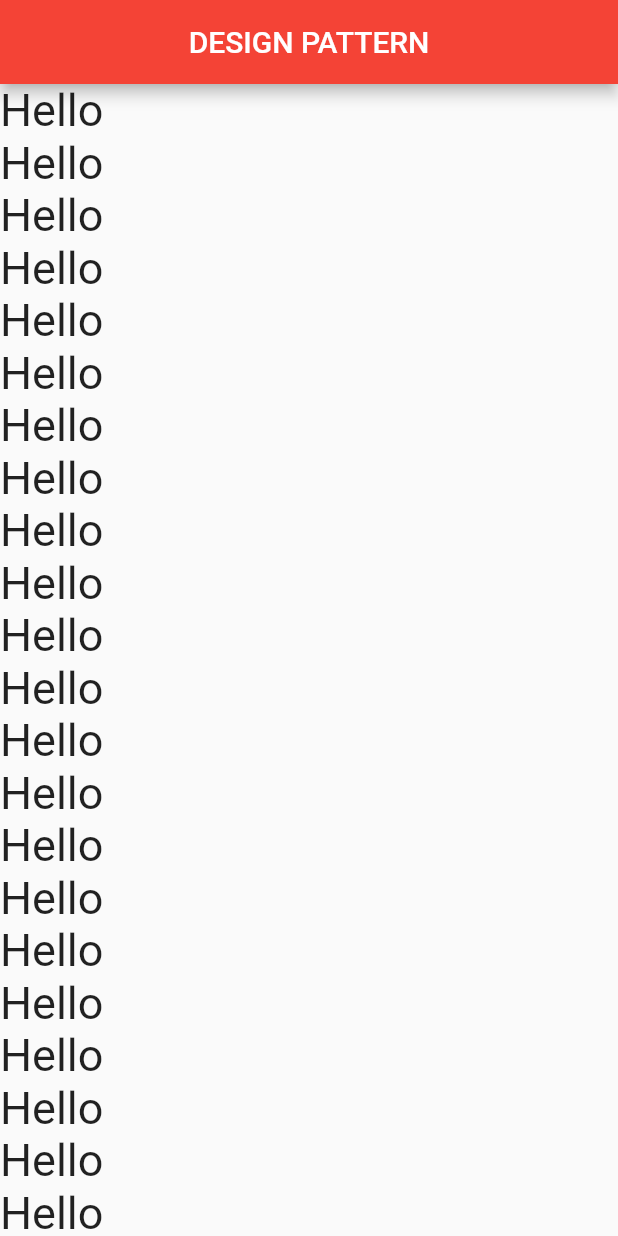
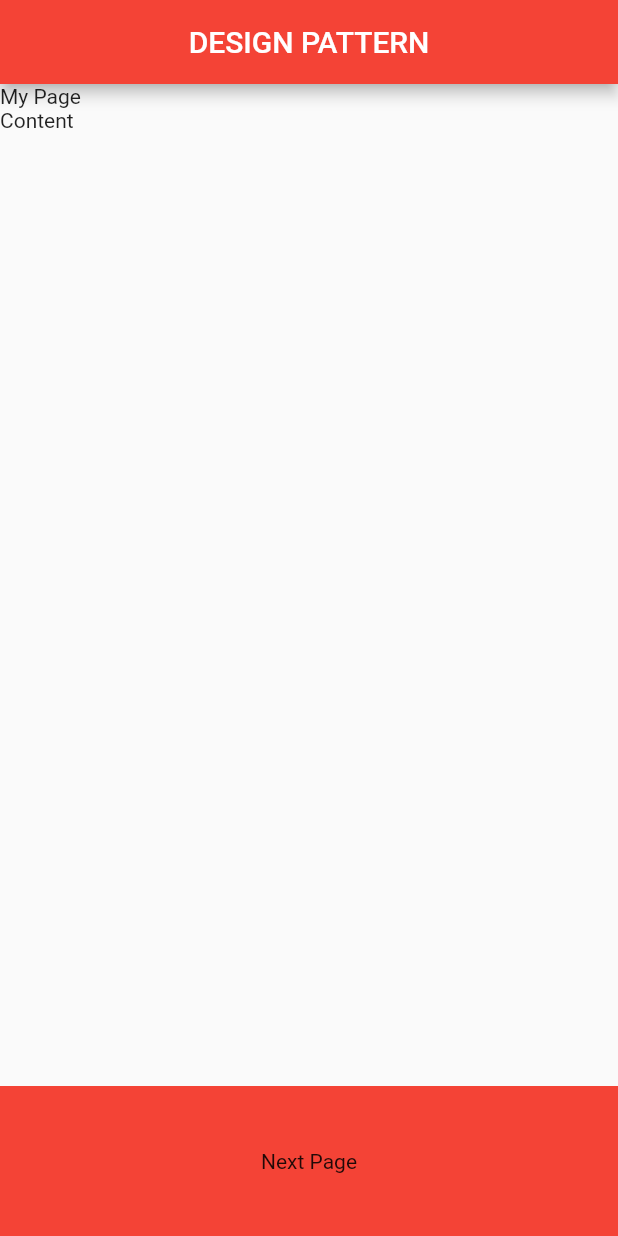
Before and after one commit to Rodrigo-Flores/fluuter-app, a Flutter app: the screen it shows after launch, on a phone screen of 412 x 824 dp. Run offline on Flutter 3.47's test engine with Material 2 defaults, Android fonts, the phone set to English and light mode, and no system bars.

Commit message:
bounded and unbounded widgets

```diff
--- a/lib/main.dart
+++ b/lib/main.dart
@@ -29,42 +29,24 @@ class Home extends StatelessWidget {
         title: const Text("DESIGN PATTERN"),
         centerTitle: true,
       ),
-      body: ListView(
-        children: const [
-          Text("Hello", style: TextStyle(fontSize: 30)),
-          Text("Hello", style: TextStyle(fontSize: 30)),
-          Text("Hello", style: TextStyle(fontSize: 30)),
-          Text("Hello", style: TextStyle(fontSize: 30)),
-          Text("Hello", style: TextStyle(fontSize: 30)),
-          Text("Hello", style: TextStyle(fontSize: 30)),
-          Text("Hello", style: TextStyle(fontSize: 30)),
-          Text("Hello", style: TextStyle(fontSize: 30)),
-          Text("Hello", style: TextStyle(fontSize: 30)),
-          Text("Hello", style: TextStyle(fontSize: 30)),
-          Text("Hello", style: TextStyle(fontSize: 30)),
-          Text("Hello", style: TextStyle(fontSize: 30)),
-          Text("Hello", style: TextStyle(fontSize: 30)),
-          Text("Hello", style: TextStyle(fontSize: 30)),
-          Text("Hello", style: TextStyle(fontSize: 30)),
-          Text("Hello", style: TextStyle(fontSize: 30)),
-          Text("Hello", style: TextStyle(fontSize: 30)),
-          Text("Hello", style: TextStyle(fontSize: 30)),
-          Text("Hello", style: TextStyle(fontSize: 30)),
-          Text("Hello", style: TextStyle(fontSize: 30)),
-          Text("Hello", style: TextStyle(fontSize: 30)),
-          Text("Hello", style: TextStyle(fontSize: 30)),
-          Text("Hello", style: TextStyle(fontSize: 30)),
-          Text("Hello", style: TextStyle(fontSize: 30)),
-          Text("Hello", style: TextStyle(fontSize: 30)),
-          Text("Hello", style: TextStyle(fontSize: 30)),
-          Text("Hello", style: TextStyle(fontSize: 30)),
-          Text("Hello", style: TextStyle(fontSize: 30)),
-          Text("Hello", style: TextStyle(fontSize: 30)),
-          Text("Hello", style: TextStyle(fontSize: 30)),
-          Text("Hello", style: TextStyle(fontSize: 30)),
-          Text("Hello", style: TextStyle(fontSize: 30)),
+      body: Column(
+        children: [
+          // ignore: sized_box_for_whitespace
+          Expanded(
+            child: ListView(
+              children: const [
+                Text("My Page"),
+                Text("Content"),
+              ],
+            ),
+          ),
+          Container(
+            height: 100,
+            color: Colors.red,
+            child: const Center(child: Text("Next Page")),
+          ),
         ],
-      ),
+      )
     );
   }
 }
```
